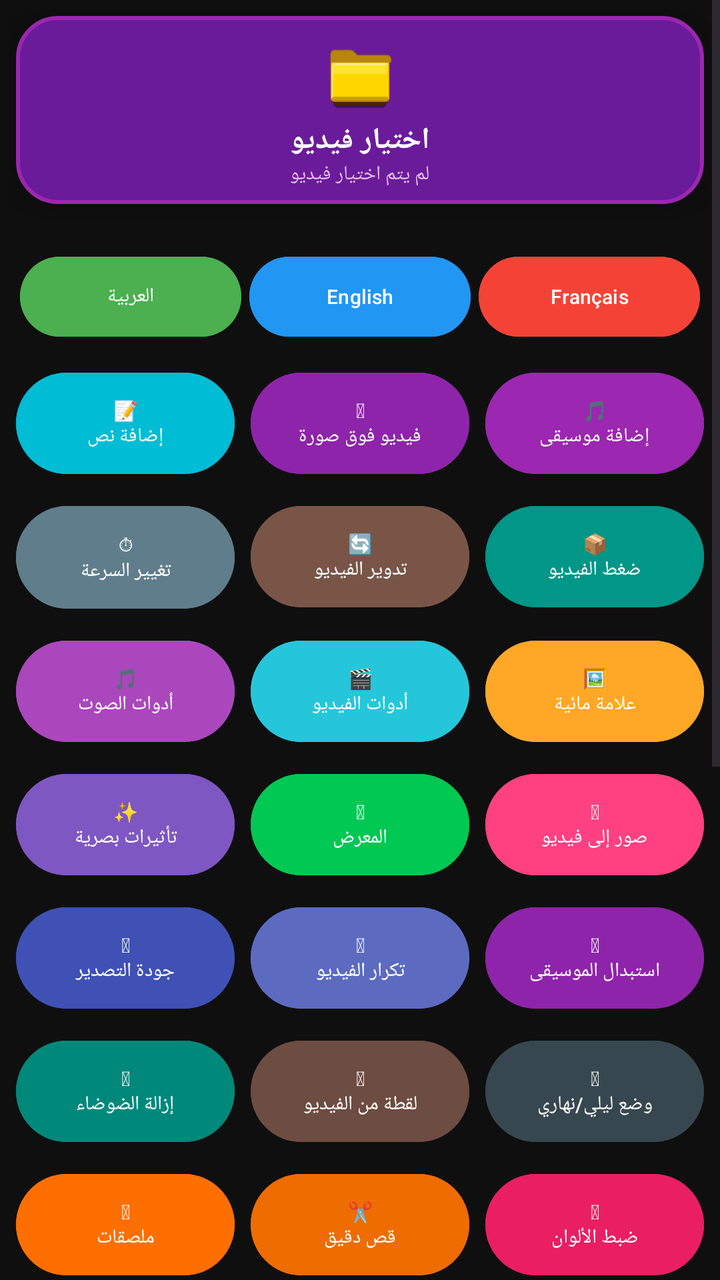
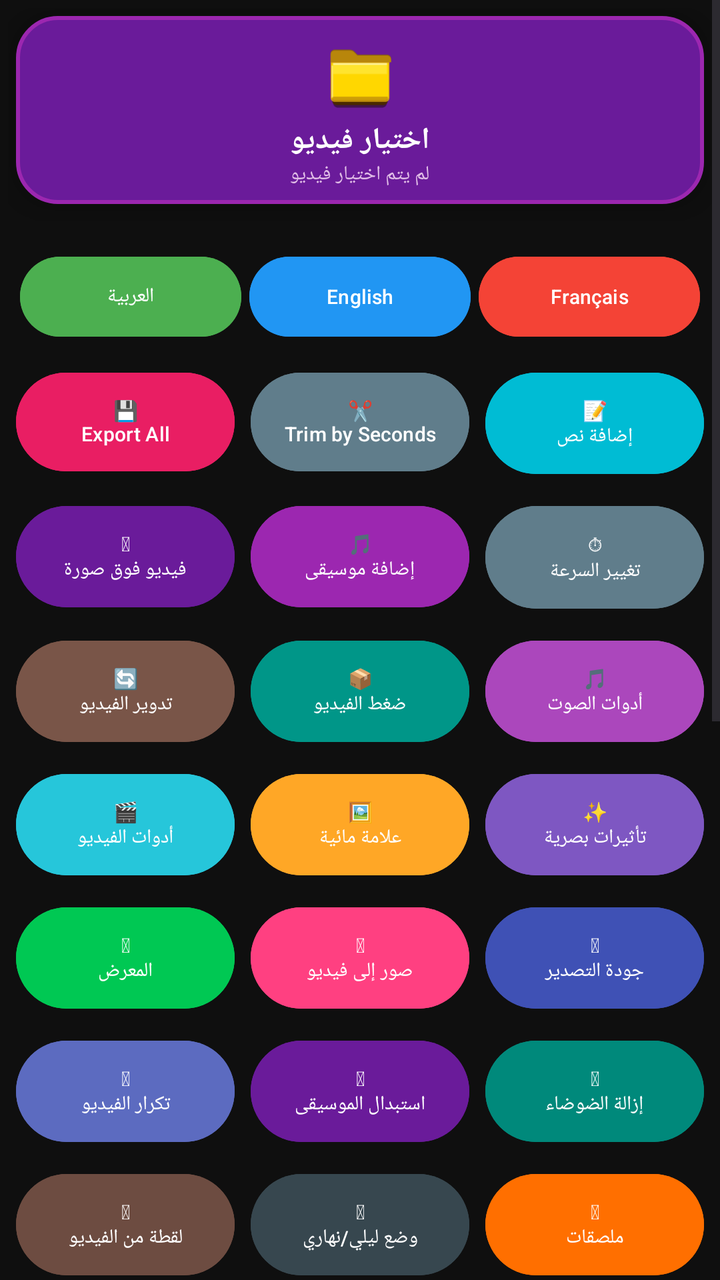

An Android layout rendered at two revisions. The XML below is the earlier revision; the diff shows what the commit changed to produce the second picture.
<!-- AndroidManifest.xml: application theme Theme.Material3.DayNight.NoActionBar -->
<!-- res/layout/activity_main.xml -->
<?xml version="1.0" encoding="utf-8"?>
<ScrollView android:id="@+id/mainScroll" xmlns:android="http://schemas.android.com/apk/res/android"
    android:layout_width="match_parent"
    android:layout_height="match_parent"
    android:background="#0F0F0F">

    <LinearLayout
        android:id="@+id/mainLayout"
        android:layout_width="match_parent"
        android:layout_height="wrap_content"
        android:orientation="vertical"
        android:padding="4dp">

        <LinearLayout
            android:id="@+id/btnSelectVideoCard"
            android:layout_width="match_parent"
            android:layout_height="wrap_content"
            android:orientation="vertical"
            android:gravity="center"
            android:padding="8dp"
            android:layout_margin="4dp"
            android:background="@drawable/purple_rounded"
            android:clickable="true"
            android:focusable="true"
            android:elevation="8dp"
            android:translationZ="4dp"
            android:foreground="?android:attr/selectableItemBackground">

            <ImageView
                android:layout_width="42dp"
                android:layout_height="42dp"
                android:src="@drawable/folder_gold"
                android:layout_marginBottom="2dp"/>

            <TextView
                android:id="@+id/tvPickVideoTitle"
                android:layout_width="wrap_content"
                android:layout_height="wrap_content"
                android:text="اختيار فيديو"
                android:textColor="#FFFFFF"
                android:textSize="15sp"
                android:textStyle="bold"/>

            <TextView
                android:id="@+id/tvVideoInfo"
                android:layout_width="wrap_content"
                android:layout_height="wrap_content"
                android:text="لم يتم اختيار فيديو"
                android:textColor="#E1BEE7"
                android:textSize="10sp"
                android:layout_marginTop="0dp"/>
        </LinearLayout>

        <TextView
            android:id="@+id/tvStatus"
            android:layout_width="match_parent"
            android:layout_height="wrap_content"
            android:text=""
            android:textColor="#4CAF50"
            android:textSize="9sp"
            android:gravity="center"
            android:padding="0dp"/>

        <ProgressBar
            android:id="@+id/progressBar"
            style="?android:attr/progressBarStyleHorizontal"
            android:layout_width="match_parent"
            android:layout_height="8dp"
            android:layout_margin="4dp"
            android:max="100"
            android:progress="0"
            android:progressTint="#4CAF50"
            android:visibility="gone" />

        <Button
            android:id="@+id/btnCancelOp"
                android:layout_width="0dp"
            android:layout_height="wrap_content"
            android:layout_margin="15dp"
            android:text="&#10060; &#1573;&#1604;&#1594;&#1575;&#1569; &#1575;&#1604;&#1593;&#1605;&#1604;&#1610;&#1577;"
            android:textColor="#FFFFFF"
            android:backgroundTint="#D32F2F"
            android:visibility="gone" />

        <GridLayout
            android:layout_width="match_parent"
            android:layout_height="wrap_content"
            android:columnCount="3"
            android:rowCount="6">

            <LinearLayout
                android:layout_width="0dp"
                android:layout_height="wrap_content"
                android:layout_columnSpan="3"
                android:layout_columnWeight="1"
                android:layout_margin="4dp"
                android:orientation="horizontal">

                <Button android:id="@+id/btnLangAr"
                    android:layout_width="0dp"
                    android:layout_height="wrap_content"
                    android:layout_weight="1"
                    android:text="العربية"
                    android:textSize="10sp" android:textColor="#FFFFFF"
                    android:backgroundTint="#4CAF50"
                    android:layout_margin="2dp" android:padding="8dp"/>

                <Button android:id="@+id/btnLangEn"
                    android:layout_width="0dp"
                    android:layout_height="wrap_content"
                    android:layout_weight="1"
                    android:text="English"
                    android:textSize="10sp" android:textColor="#FFFFFF"
                    android:backgroundTint="#2196F3"
                    android:layout_margin="2dp" android:padding="8dp"/>

                <Button android:id="@+id/btnLangFr"
                    android:layout_width="0dp"
                    android:layout_height="wrap_content"
                    android:layout_weight="1"
                    android:text="Fran&#231;ais"
                    android:textSize="10sp" android:textColor="#FFFFFF"
                    android:backgroundTint="#F44336"
                    android:layout_margin="2dp" android:padding="8dp"/>
            </LinearLayout>

            <Button android:id="@+id/btnAddText"
                android:layout_width="0dp"
                android:text="📝&#10;إضافة نص"
                android:textSize="10sp" android:textColor="#FFFFFF"
                android:backgroundTint="#00BCD4"
                android:layout_columnWeight="1"
                android:layout_margin="4dp" android:padding="12dp"/>
            <Button android:id="@+id/btnVideoOverImage"
                android:layout_width="0dp"
                android:text="&#127917;&#10;&#1601;&#1610;&#1583;&#1610;&#1608; &#1601;&#1608;&#1602; &#1589;&#1608;&#1585;&#1577;"
                android:textSize="10sp" android:textColor="#FFFFFF"
                android:backgroundTint="#8E24AA"
                android:layout_columnWeight="1"
                android:layout_margin="4dp" android:padding="12dp"/>

            <Button android:id="@+id/btnAddMusic"
                android:layout_width="0dp"
                android:text="🎵&#10;إضافة موسيقى"
                android:textSize="10sp" android:textColor="#FFFFFF"
                android:backgroundTint="#9C27B0"
                android:layout_columnWeight="1"
                android:layout_margin="4dp" android:padding="12dp"/>

            <Button android:id="@+id/btnSpeed"
                android:layout_width="0dp"
                android:text="⏱&#10;تغيير السرعة"
                android:textSize="10sp" android:textColor="#FFFFFF"
                android:backgroundTint="#607D8B"
                android:layout_columnWeight="1"
                android:layout_margin="4dp" android:padding="12dp"/>

            <Button android:id="@+id/btnRotate"
                android:layout_width="0dp"
                android:text="🔄&#10;تدوير الفيديو"
                android:textSize="10sp" android:textColor="#FFFFFF"
                android:backgroundTint="#795548"
                android:layout_columnWeight="1"
                android:layout_margin="4dp" android:padding="12dp"/>

            <Button android:id="@+id/btnCompress"
                android:layout_width="0dp"
                android:text="📦&#10;ضغط الفيديو"
                android:textSize="10sp" android:textColor="#FFFFFF"
                android:backgroundTint="#009688"
                android:layout_columnWeight="1"
                android:layout_margin="4dp" android:padding="12dp"/>

            <Button android:id="@+id/btnAudio"
                android:layout_width="0dp"
                android:text="🎵&#10;أدوات الصوت"
                android:textSize="10sp" android:textColor="#FFFFFF"
                android:backgroundTint="#AB47BC"
                android:layout_columnWeight="1"
                android:layout_margin="4dp" android:padding="12dp"/>

            <Button android:id="@+id/btnVideoTools"
                android:layout_width="0dp"
                android:text="🎬&#10;أدوات الفيديو"
                android:textSize="10sp" android:textColor="#FFFFFF"
                android:backgroundTint="#26C6DA"
                android:layout_columnWeight="1"
                android:layout_margin="4dp" android:padding="12dp"/>

            <Button android:id="@+id/btnWatermark"
                android:layout_width="0dp"
                android:text="🖼️&#10;علامة مائية"
                android:textSize="10sp" android:textColor="#FFFFFF"
                android:backgroundTint="#FFA726"
                android:layout_columnWeight="1"
                android:layout_margin="4dp" android:padding="12dp"/>

            <Button android:id="@+id/btnEffects"
                android:layout_width="0dp"
                android:text="✨&#10;تأثيرات بصرية"
                android:textSize="10sp" android:textColor="#FFFFFF"
                android:backgroundTint="#7E57C2"
                android:layout_columnWeight="1"
                android:layout_margin="4dp" android:padding="12dp"/>

            <Button android:id="@+id/btnGallery"
                android:layout_width="0dp"
                android:text="&#128194;&#10;&#1575;&#1604;&#1605;&#1593;&#1585;&#1590;"
                android:textSize="10sp" android:textColor="#FFFFFF"
                android:backgroundTint="#00C853"
                android:layout_columnWeight="1"
                android:layout_margin="4dp" android:padding="12dp"/>

            

            <Button android:id="@+id/btnSlideshow"
                android:layout_width="0dp"
                android:text="&#128444;&#65039;&#10;&#1589;&#1608;&#1585; &#1573;&#1604;&#1609; &#1601;&#1610;&#1583;&#1610;&#1608;"
                android:textSize="10sp" android:textColor="#FFFFFF"
                android:backgroundTint="#FF4081"
                android:layout_columnWeight="1"
                android:layout_margin="4dp" android:padding="12dp"/>

            <Button android:id="@+id/btnQuality"
                android:layout_width="0dp"
                android:text="&#127916;&#10;&#1580;&#1608;&#1583;&#1577; &#1575;&#1604;&#1578;&#1589;&#1583;&#1610;&#1585;"
                android:textSize="10sp" android:textColor="#FFFFFF"
                android:backgroundTint="#3F51B5"
                android:layout_columnWeight="1"
                android:layout_margin="4dp" android:padding="12dp"/>

            <Button android:id="@+id/btnRepeat"
                android:layout_width="0dp"
                android:text="&#128257;&#10;&#1578;&#1603;&#1585;&#1575;&#1585; &#1575;&#1604;&#1601;&#1610;&#1583;&#1610;&#1608;"
                android:textSize="10sp" android:textColor="#FFFFFF"
                android:backgroundTint="#5C6BC0"
                android:layout_columnWeight="1"
                android:layout_margin="4dp" android:padding="12dp"/>

            <Button android:id="@+id/btnReplaceMusic"
                android:layout_width="0dp"
                android:text="&#127925;&#10;&#1575;&#1587;&#1578;&#1576;&#1583;&#1575;&#1604; &#1575;&#1604;&#1605;&#1608;&#1587;&#1610;&#1602;&#1609;"
                android:textSize="10sp" android:textColor="#FFFFFF"
                android:backgroundTint="#8E24AA"
                android:layout_columnWeight="1"
                android:layout_margin="4dp" android:padding="12dp"/>

            <Button android:id="@+id/btnDenoise"
                android:layout_width="0dp"
                android:text="&#128266;&#10;&#1573;&#1586;&#1575;&#1604;&#1577; &#1575;&#1604;&#1590;&#1608;&#1590;&#1575;&#1569;"
                android:textSize="10sp" android:textColor="#FFFFFF"
                android:backgroundTint="#00897B"
                android:layout_columnWeight="1"
                android:layout_margin="4dp" android:padding="12dp"/>

            <Button android:id="@+id/btnScreenshot"
                android:layout_width="0dp"
                android:text="&#128248;&#10;&#1604;&#1602;&#1591;&#1577; &#1605;&#1606; &#1575;&#1604;&#1601;&#1610;&#1583;&#1610;&#1608;"
                android:textSize="10sp" android:textColor="#FFFFFF"
                android:backgroundTint="#6D4C41"
                android:layout_columnWeight="1"
                android:layout_margin="4dp" android:padding="12dp"/>

            <Button android:id="@+id/btnTheme"
                android:layout_width="0dp"
                android:text="&#127769;&#10;&#1608;&#1590;&#1593; &#1604;&#1610;&#1604;&#1610;/&#1606;&#1607;&#1575;&#1585;&#1610;"
                android:textSize="10sp" android:textColor="#FFFFFF"
                android:backgroundTint="#37474F"
                android:layout_columnWeight="1"
                android:layout_margin="4dp" android:padding="12dp"/>

            <Button android:id="@+id/btnStickers"
                android:layout_width="0dp"
                android:text="&#127912;&#10;&#1605;&#1604;&#1589;&#1602;&#1575;&#1578;"
                android:textSize="10sp" android:textColor="#FFFFFF"
                android:backgroundTint="#FF6F00"
                android:layout_columnWeight="1"
                android:layout_margin="4dp" android:padding="12dp"/>

            <Button android:id="@+id/btnPreciseCut"
                android:layout_width="0dp"
                android:text="&#9986;&#65039;&#10;&#1602;&#1589; &#1583;&#1602;&#1610;&#1602;"
                android:textSize="10sp" android:textColor="#FFFFFF"
                android:backgroundTint="#EF6C00"
                android:layout_columnWeight="1"
                android:layout_margin="4dp" android:padding="12dp"/>

            <Button android:id="@+id/btnColorAdjust"
                android:layout_width="0dp"
                android:text="&#127912;&#10;&#1590;&#1576;&#1591; &#1575;&#1604;&#1571;&#1604;&#1608;&#1575;&#1606;"
                android:textSize="10sp" android:textColor="#FFFFFF"
                android:backgroundTint="#E91E63"
                android:layout_columnWeight="1"
                android:layout_margin="4dp" android:padding="12dp"/>

            <Button android:id="@+id/btnFrame"
                android:layout_width="0dp"
                android:text="&#128450;&#65039;&#10;&#1573;&#1591;&#1575;&#1585;"
                android:textSize="10sp" android:textColor="#FFFFFF"
                android:backgroundTint="#795548"
                android:layout_columnWeight="1"
                android:layout_margin="4dp" android:padding="12dp"/>


            <Button android:id="@+id/btnSocialSize"
                android:layout_width="0dp"
                android:text="&#128241;&#10;&#1571;&#1576;&#1593;&#1575;&#1583; &#1575;&#1604;&#1587;&#1608;&#1588;&#1610;&#1575;&#1604;"
                android:textSize="10sp" android:textColor="#FFFFFF"
                android:backgroundTint="#5E35B1"
                android:layout_columnWeight="1"
                android:layout_margin="4dp" android:padding="12dp"/>

            <Button android:id="@+id/btnPiP"
                android:layout_width="0dp"
                android:text="&#127909;&#10;&#1601;&#1610;&#1583;&#1610;&#1608; &#1583;&#1575;&#1582;&#1604; &#1601;&#1610;&#1583;&#1610;&#1608;"
                android:textSize="10sp" android:textColor="#FFFFFF"
                android:backgroundTint="#283593"
                android:layout_columnWeight="1"
                android:layout_margin="4dp" android:padding="12dp"/>

            <Button android:id="@+id/btnSwapAudio"
                android:layout_width="0dp"
                android:text="&#128260;&#10;&#1578;&#1576;&#1583;&#1610;&#1604; &#1575;&#1604;&#1589;&#1608;&#1578;"
                android:textSize="10sp" android:textColor="#FFFFFF"
                android:backgroundTint="#C62828"
                android:layout_columnWeight="1"
                android:layout_margin="4dp" android:padding="12dp"/>

            <Button android:id="@+id/btnSplit"
                android:layout_width="0dp"
                android:text="&#9986;&#65039;&#10;&#1578;&#1602;&#1587;&#1610;&#1605; &#1575;&#1604;&#1601;&#1610;&#1583;&#1610;&#1608;"
                android:textSize="10sp" android:textColor="#FFFFFF"
                android:backgroundTint="#F57C00"
                android:layout_columnWeight="1"
                android:layout_margin="4dp" android:padding="12dp"/>

            <Button android:id="@+id/btnShadowText"
                android:layout_width="0dp"
                android:text="&#9997;&#65039;&#10;&#1606;&#1589; &#1576;&#1592;&#1604;"
                android:textSize="10sp" android:textColor="#FFFFFF"
                android:backgroundTint="#303F9F"
                android:layout_columnWeight="1"
                android:layout_margin="4dp" android:padding="12dp"/>

            <Button android:id="@+id/btnVideoInfo"
                android:layout_width="0dp"
                android:text="&#128202;&#10;&#1605;&#1593;&#1604;&#1608;&#1605;&#1575;&#1578; &#1575;&#1604;&#1601;&#1610;&#1583;&#1610;&#1608;"
                android:textSize="10sp" android:textColor="#FFFFFF"
                android:backgroundTint="#00838F"
                android:layout_columnWeight="1"
                android:layout_margin="4dp" android:padding="12dp"/>

            <Button android:id="@+id/btnExtraEffects"
                android:layout_width="0dp"
                android:text="&#127916;&#10;&#1578;&#1571;&#1579;&#1610;&#1585;&#1575;&#1578; &#1587;&#1610;&#1606;&#1605;&#1575;&#1574;&#1610;&#1577;"
                android:textSize="10sp" android:textColor="#FFFFFF"
                android:backgroundTint="#4A148C"
                android:layout_columnWeight="1"
                android:layout_margin="4dp" android:padding="12dp"/>

            <Button android:id="@+id/btnManualResize"
                android:layout_width="0dp"
                android:text="&#128208;&#10;&#1578;&#1593;&#1583;&#1610;&#1604; &#1575;&#1604;&#1571;&#1576;&#1593;&#1575;&#1583;"
                android:textSize="10sp" android:textColor="#FFFFFF"
                android:backgroundTint="#00695C"
                android:layout_columnWeight="1"
                android:layout_margin="4dp" android:padding="12dp"/>

            <Button android:id="@+id/btnToGif"
                android:layout_width="0dp"
                android:text="&#127902;&#10;&#1578;&#1581;&#1608;&#1610;&#1604; GIF"
                android:textSize="10sp" android:textColor="#FFFFFF"
                android:backgroundTint="#D84315"
                android:layout_columnWeight="1"
                android:layout_margin="4dp" android:padding="12dp"/>

            <Button android:id="@+id/btnCollage"
                android:layout_width="0dp"
                android:text="&#127916;&#10;&#1603;&#1608;&#1604;&#1575;&#1580;"
                android:textSize="10sp" android:textColor="#FFFFFF"
                android:backgroundTint="#AD1457"
                android:layout_columnWeight="1"
                android:layout_margin="4dp" android:padding="12dp"/>

            <Button android:id="@+id/btnColorTint"
                android:layout_width="0dp"
                android:text="🎨&#10;تلوين الفيديو"
                android:textSize="10sp" android:textColor="#FFFFFF"
                android:backgroundTint="#8E24AA"
                android:layout_columnWeight="1"
                android:layout_margin="4dp" android:padding="12dp"/>

            <Button android:id="@+id/btnAudioFade"
                android:layout_width="0dp"
                android:text="🎼&#10;تلاشي الصوت"
                android:textSize="10sp" android:textColor="#FFFFFF"
                android:backgroundTint="#AD1457"
                android:layout_columnWeight="1"
                android:layout_margin="4dp" android:padding="12dp"/>

            <Button android:id="@+id/btnAudioDuck"
                android:layout_width="0dp"
                android:text="🎙️&#10;خفض الموسيقى"
                android:textSize="10sp" android:textColor="#FFFFFF"
                android:backgroundTint="#6A1B9A"
                android:layout_columnWeight="1"
                android:layout_margin="4dp" android:padding="12dp"/>

            <Button android:id="@+id/btnSpeedRamp"
                android:layout_width="0dp"
                android:text="🚀&#10;سرعة متدرجة"
                android:textSize="10sp" android:textColor="#FFFFFF"
                android:backgroundTint="#D84315"
                android:layout_columnWeight="1"
                android:layout_margin="4dp" android:padding="12dp"/>

            <Button android:id="@+id/btnAudioBoost"
                android:layout_width="0dp"
                android:text="🎤&#10;تعزيز الصوت"
                android:textSize="10sp" android:textColor="#FFFFFF"
                android:backgroundTint="#00695C"
                android:layout_columnWeight="1"
                android:layout_margin="4dp" android:padding="12dp"/>

            <Button android:id="@+id/btnRemoveSilence"
                android:layout_width="0dp"
                android:text="&#128263;&#10;&#1581;&#1584;&#1601; &#1575;&#1604;&#1589;&#1605;&#1578;"
                android:textSize="10sp" android:textColor="#FFFFFF"
                android:backgroundTint="#37474F"
                android:layout_columnWeight="1"
                android:layout_margin="4dp" android:padding="12dp"/>

            <Button android:id="@+id/btnCutoutImage"
                android:text="&#9986;&#65039;&#10;&#1602;&#1591;&#1593; &#1589;&#1608;&#1585;&#1577;"
                android:textSize="10sp" android:textColor="#FFFFFF"
                android:backgroundTint="#6A1B9A"
                android:layout_width="0dp"
                android:layout_columnWeight="1"
                android:layout_margin="4dp" android:padding="12dp"/>

        </GridLayout>

        <com.google.android.gms.ads.AdView
        xmlns:ads="http://schemas.android.com/apk/res-auto"
        android:id="@+id/adView"
        android:layout_width="match_parent"
        android:layout_height="wrap_content"
        android:layout_gravity="bottom"
        ads:adSize="BANNER"
        ads:adUnitId="ca-app-pub-8730424933785076/4075267878"/>

</LinearLayout>
</ScrollView>
<!-- resources referenced by this layout -->
<resources>
  <!-- drawable folder_gold (drawable) -->
  <?xml version="1.0" encoding="utf-8"?>
  <vector xmlns:android="http://schemas.android.com/apk/res/android"
      android:width="100dp"
      android:height="100dp"
      android:viewportWidth="100"
      android:viewportHeight="100">
  
      
      <path
          android:fillColor="#1A0A00"
          android:pathData="M18,38 L82,38 L82,84 C82,88 79,90 76,90 L24,90 C21,90 18,88 18,84 Z"
          android:fillAlpha="0.5"/>
  
      
      <path
          android:fillColor="#4A2800"
          android:pathData="M17,36 L83,36 L83,82 C83,85 80,87 77,87 L23,87 C20,87 17,85 17,82 Z"/>
  
      
      <path
          android:fillColor="#8B6508"
          android:pathData="M15,32 L15,26 C15,23 17,21 20,21 L38,21 C40,21 42,22 43,23 L47,27 L82,27 C85,27 87,29 87,32 L87,36 L15,36 Z"/>
  
      
      <path
          android:fillColor="#B8860B"
          android:pathData="M15,32 L15,27 C15,24 17,22 20,22 L38,22 C40,22 42,23 43,24 L47,28 L82,28 C85,28 87,30 87,33 L87,36 L15,36 Z"/>
  
      
      <path
          android:fillColor="#D4A017"
          android:pathData="M15,36 L85,36 L85,78 C85,81 83,83 80,83 L20,83 C17,83 15,81 15,78 Z"/>
  
      
      <path
          android:fillColor="#FFD700"
          android:pathData="M16,37 L84,37 L84,77 C84,79 82,81 80,81 L20,81 C18,81 16,79 16,77 Z"/>
  
      
      <path
          android:fillColor="#FFED4E"
          android:pathData="M18,38 L82,38 L82,50 L18,50 Z"
          android:fillAlpha="0.6"/>
  
      
      <path
          android:fillColor="#FFF9C4"
          android:pathData="M18,37 L82,37 L82,39 L18,39 Z"
          android:fillAlpha="0.8"/>
  
      
      <path
          android:fillColor="#B8860B"
          android:pathData="M17,77 L83,77 L83,80 C83,82 81,83 79,83 L21,83 C19,83 17,82 17,80 Z"
          android:fillAlpha="0.7"/>
  
      
      <path
          android:fillColor="#FFF9C4"
          android:pathData="M16,40 L18,40 L18,78 L16,78 Z"
          android:fillAlpha="0.5"/>
  
  </vector>
  <!-- drawable purple_rounded (drawable) -->
  <?xml version="1.0" encoding="utf-8"?>
  <selector xmlns:android="http://schemas.android.com/apk/res/android">
      <item android:state_pressed="true">
          <shape android:shape="rectangle">
              <solid android:color="#4A148C"/>
              <corners android:radius="20dp"/>
              <stroke android:width="2dp" android:color="#7B1FA2"/>
          </shape>
      </item>
      <item>
          <shape android:shape="rectangle">
              <solid android:color="#6A1B9A"/>
              <corners android:radius="20dp"/>
              <stroke android:width="2dp" android:color="#9C27B0"/>
          </shape>
      </item>
  </selector>
</resources>

<!-- the commit's change to res/layout/activity_main.xml (unified diff, before → after) -->
@@ -124,6 +124,21 @@
                     android:layout_margin="2dp" android:padding="8dp"/>
             </LinearLayout>
 
+            <Button android:id="@+id/btnExportFinal"
+                android:layout_width="0dp"
+                android:text="💾&#10;Export All"
+                android:textSize="10sp" android:textColor="#FFFFFF"
+                android:backgroundTint="#E91E63"
+                android:layout_columnWeight="1"
+                android:layout_margin="4dp" android:padding="12dp"/>
+            <Button android:id="@+id/btnTrimSecs"
+                android:layout_width="0dp"
+                android:text="✂️&#10;Trim by Seconds"
+                android:textSize="10sp" android:textColor="#FFFFFF"
+                android:backgroundTint="#607D8B"
+                android:layout_columnWeight="1"
+                android:layout_margin="4dp" android:padding="12dp"/>
+            
             <Button android:id="@+id/btnAddText"
                 android:layout_width="0dp"
                 android:text="📝&#10;إضافة نص"
@@ -135,7 +150,7 @@
                 android:layout_width="0dp"
                 android:text="&#127917;&#10;&#1601;&#1610;&#1583;&#1610;&#1608; &#1601;&#1608;&#1602; &#1589;&#1608;&#1585;&#1577;"
                 android:textSize="10sp" android:textColor="#FFFFFF"
-                android:backgroundTint="#8E24AA"
+                android:backgroundTint="#6A1B9A"
                 android:layout_columnWeight="1"
                 android:layout_margin="4dp" android:padding="12dp"/>
 
@@ -241,7 +256,7 @@
                 android:layout_width="0dp"
                 android:text="&#127925;&#10;&#1575;&#1587;&#1578;&#1576;&#1583;&#1575;&#1604; &#1575;&#1604;&#1605;&#1608;&#1587;&#1610;&#1602;&#1609;"
                 android:textSize="10sp" android:textColor="#FFFFFF"
-                android:backgroundTint="#8E24AA"
+                android:backgroundTint="#6A1B9A"
                 android:layout_columnWeight="1"
                 android:layout_margin="4dp" android:padding="12dp"/>
 
@@ -382,11 +397,11 @@
                 android:layout_columnWeight="1"
                 android:layout_margin="4dp" android:padding="12dp"/>
 
-            <Button android:id="@+id/btnColorTint"
-                android:layout_width="0dp"
-                android:text="🎨&#10;تلوين الفيديو"
-                android:textSize="10sp" android:textColor="#FFFFFF"
-                android:backgroundTint="#8E24AA"
+            <Button android:id="@+id/btnCutoutImage_old_NEW"
+                android:layout_width="0dp"
+                android:text="✂️&#10;قطع صورة"
+                android:textSize="10sp" android:textColor="#FFFFFF"
+                android:backgroundTint="#6A1B9A"
                 android:layout_columnWeight="1"
                 android:layout_margin="4dp" android:padding="12dp"/>
 
@@ -430,7 +445,8 @@
                 android:layout_columnWeight="1"
                 android:layout_margin="4dp" android:padding="12dp"/>
 
-            <Button android:id="@+id/btnCutoutImage"
+            <Button android:id="@+id/btnCutoutImage_old"
+                android:visibility="gone"
                 android:text="&#9986;&#65039;&#10;&#1602;&#1591;&#1593; &#1589;&#1608;&#1585;&#1577;"
                 android:textSize="10sp" android:textColor="#FFFFFF"
                 android:backgroundTint="#6A1B9A"
